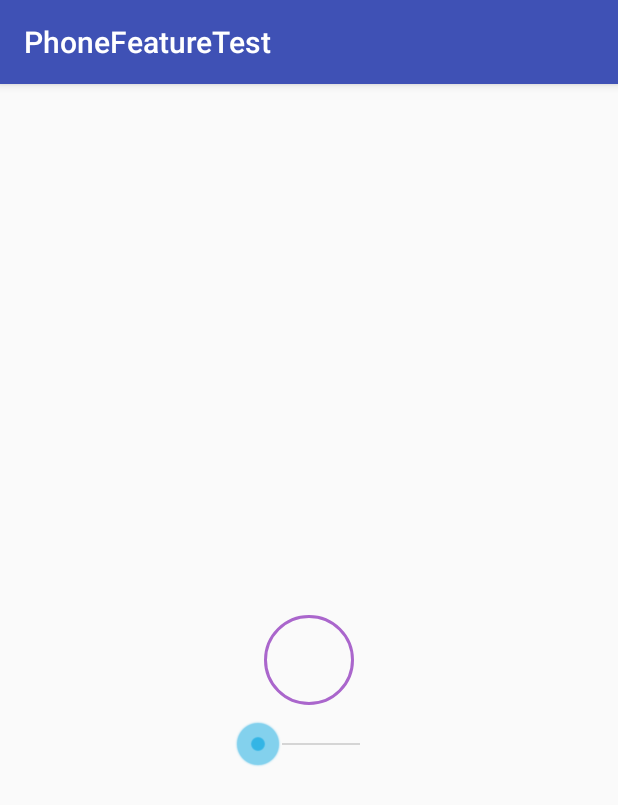
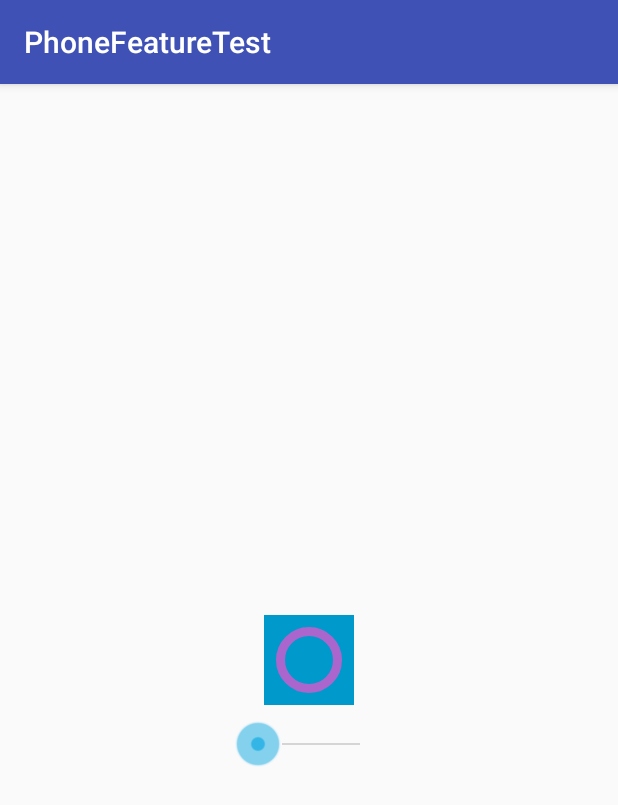
Before and after one commit to SummerRock/PhoneFeatureTest, an Android app: the ProgressBarTestActivity screen opened directly, with no data from a screen before it, on a phone screen of 412 x 824 dp. Shown: the top 805 px of the screen. Run offline under Robolectric (Android 15) with nearby library versions, the phone set to English and light mode, and no system bars.

Commit message:
add code

```diff
--- a/app/src/main/java/com/example/yanxia/phonefeaturetest/widget/CircleProgressBar.java
+++ b/app/src/main/java/com/example/yanxia/phonefeaturetest/widget/CircleProgressBar.java
@@ -59,6 +59,8 @@ public class CircleProgressBar extends View {
     private Paint backgroundPaint;
     private Paint foregroundPaint;
 
+    private Paint.Cap cap = Paint.Cap.ROUND;
+
     public float getStrokeWidth() {
         return strokeWidth;
     }
@@ -69,6 +71,11 @@ public class CircleProgressBar extends View {
         foregroundPaint.setStrokeWidth(strokeWidth);
         invalidate();
         requestLayout();//Because it should recalculate its bounds
+    }
+
+    public void setCap(Paint.Cap cap) {
+        this.cap = cap;
+        invalidate();
     }
 
     public float getProgress() {
@@ -141,6 +148,7 @@ public class CircleProgressBar extends View {
         foregroundPaint.setColor(foregroundColor);
         foregroundPaint.setStyle(Paint.Style.STROKE);
         foregroundPaint.setStrokeWidth(strokeWidth);
+        foregroundPaint.setStrokeCap(cap);
     }
 
     @Override
--- a/app/src/main/res/layout/activity_progress_bar_test.xml
+++ b/app/src/main/res/layout/activity_progress_bar_test.xml
@@ -6,15 +6,16 @@
     android:layout_height="match_parent"
     tools:context=".testactivity.ProgressBarTestActivity">
 
-
     <com.example.yanxia.phonefeaturetest.widget.CircleProgressBar
         android:id="@+id/custom_progress_bar"
         android:layout_width="60dp"
         android:layout_height="60dp"
         android:layout_centerInParent="true"
+        android:background="@android:color/holo_blue_dark"
+        android:padding="8dp"
         app:max="100"
         app:min="0"
-        app:progressBarThickness="2dp"
+        app:progressBarThickness="6dp"
         app:progressbarBackgroundColor="@android:color/holo_purple"
         app:progressbarColor="@android:color/holo_green_light" />
 
```
